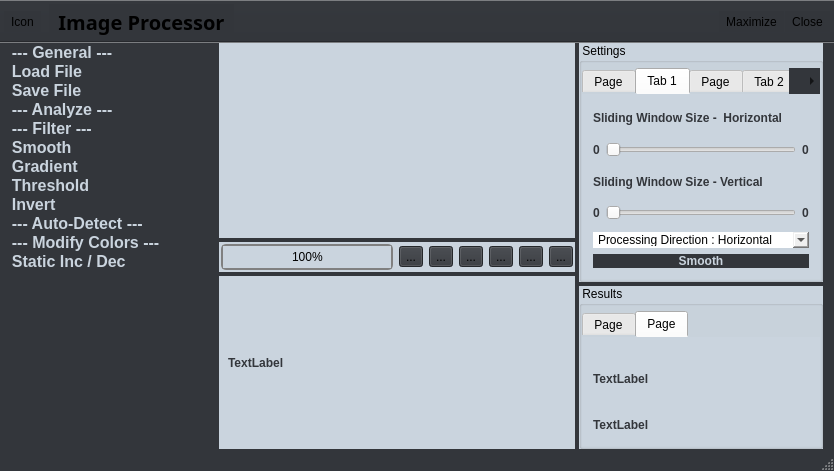
Above: ImageProcessor/mainwindow.ui from gitdev1234/ImageProcessor before the change. Below: the same form after it.
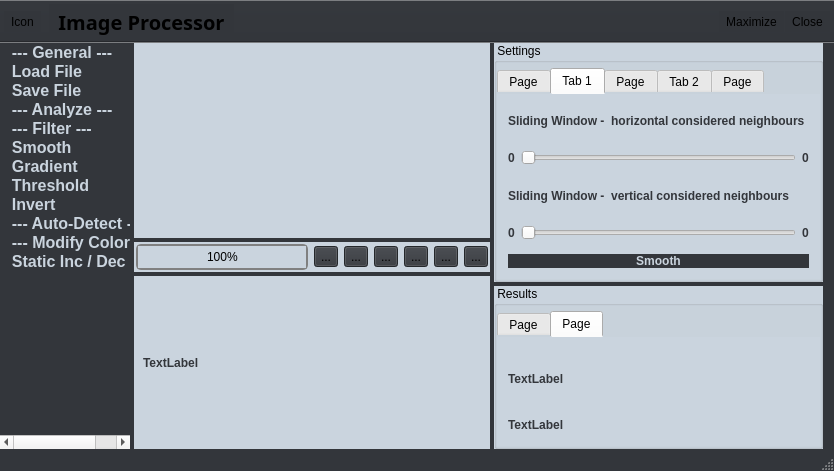
That is the form after the change. The open tabs and pages were chosen to show the change. Icons and pictures are not drawn.

Commit message: gui-shit, commit BEFORE touching buggy gradient implementation

The edit to the form file:
```diff
--- a/ImageProcessor/mainwindow.ui
+++ b/ImageProcessor/mainwindow.ui
@@ -337,7 +337,7 @@
              <rect>
               <x>0</x>
               <y>0</y>
-              <width>380</width>
+              <width>370</width>
               <height>182</height>
              </rect>
             </property>
@@ -480,7 +480,7 @@
              <rect>
               <x>0</x>
               <y>0</y>
-              <width>380</width>
+              <width>370</width>
               <height>186</height>
              </rect>
             </property>
@@ -714,7 +714,7 @@
                   <item>
                    <widget class="QLabel" name="label_6">
                     <property name="text">
-                     <string>Sliding Window Size -  Horizontal</string>
+                     <string>Sliding Window -  horizontal considered neighbours</string>
                     </property>
                    </widget>
                   </item>
@@ -746,7 +746,7 @@
                   <item>
                    <widget class="QLabel" name="label_7">
                     <property name="text">
-                     <string>Sliding Window Size - Vertical</string>
+                     <string>Sliding Window -  vertical considered neighbours</string>
                     </property>
                    </widget>
                   </item>
@@ -775,20 +775,6 @@
                     </item>
                    </layout>
                   </item>
-                  <item>
-                   <widget class="QComboBox" name="comboBox">
-                    <item>
-                     <property name="text">
-                      <string>Processing Direction : Horizontal</string>
-                     </property>
-                    </item>
-                    <item>
-                     <property name="text">
-                      <string>Processing Direction : Vertical</string>
-                     </property>
-                    </item>
-                   </widget>
-                  </item>
                   <item>
                    <widget class="QPushButton" name="pushButton_4">
                     <property name="text">
```
Left out of the diff: 2 changed lines with no effect on the pictures. The commit also changes 3 other files.
